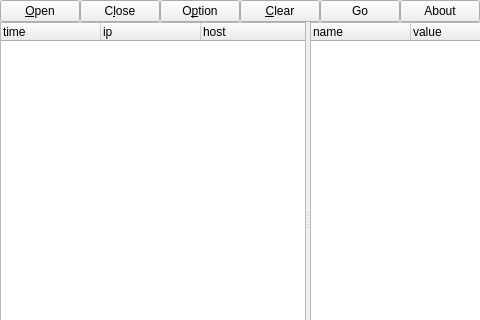
Old version of the form src/widget.ui in the repository wifihack/cs; both pictures show x 0 to 480 and y 0 to 320 of the 616 by 416 pixel window.
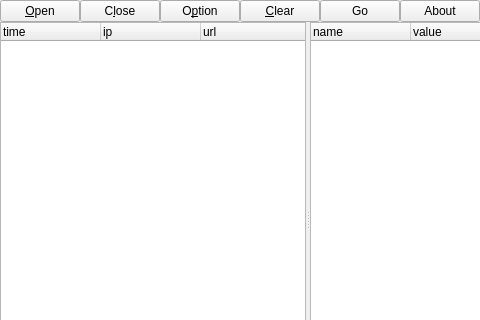
New version of the form.

```diff
--- a/src/widget.ui
+++ b/src/widget.ui
@@ -109,7 +109,7 @@
       </column>
       <column>
        <property name="text">
-        <string>host</string>
+        <string>url</string>
        </property>
       </column>
      </widget>
```
